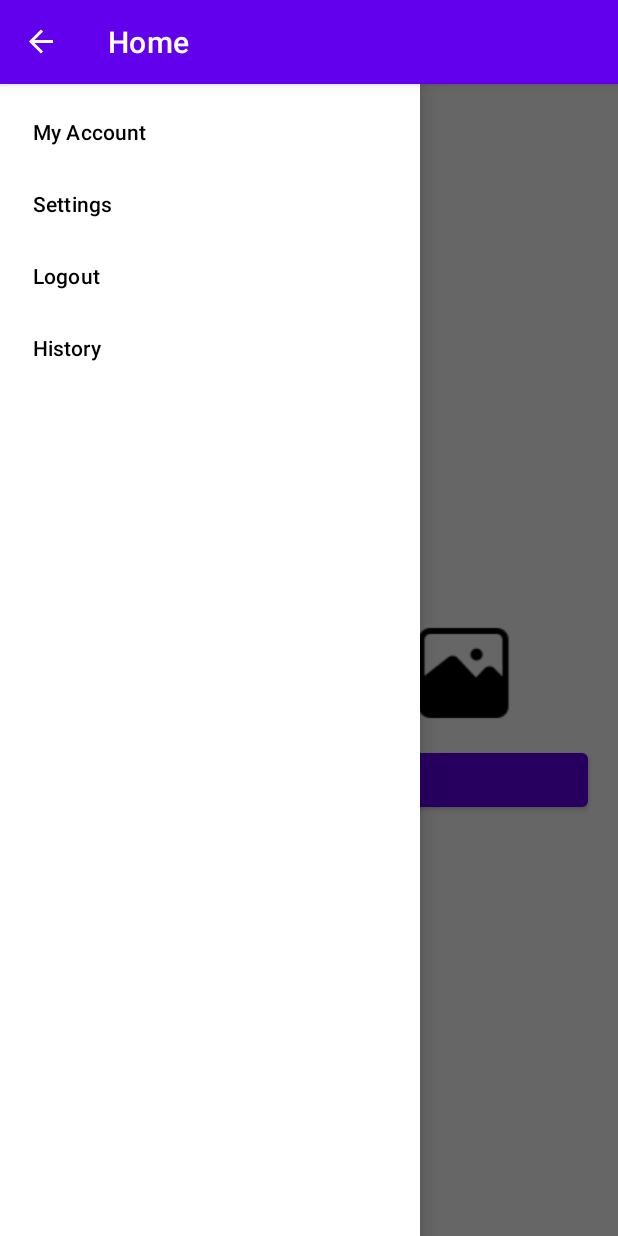
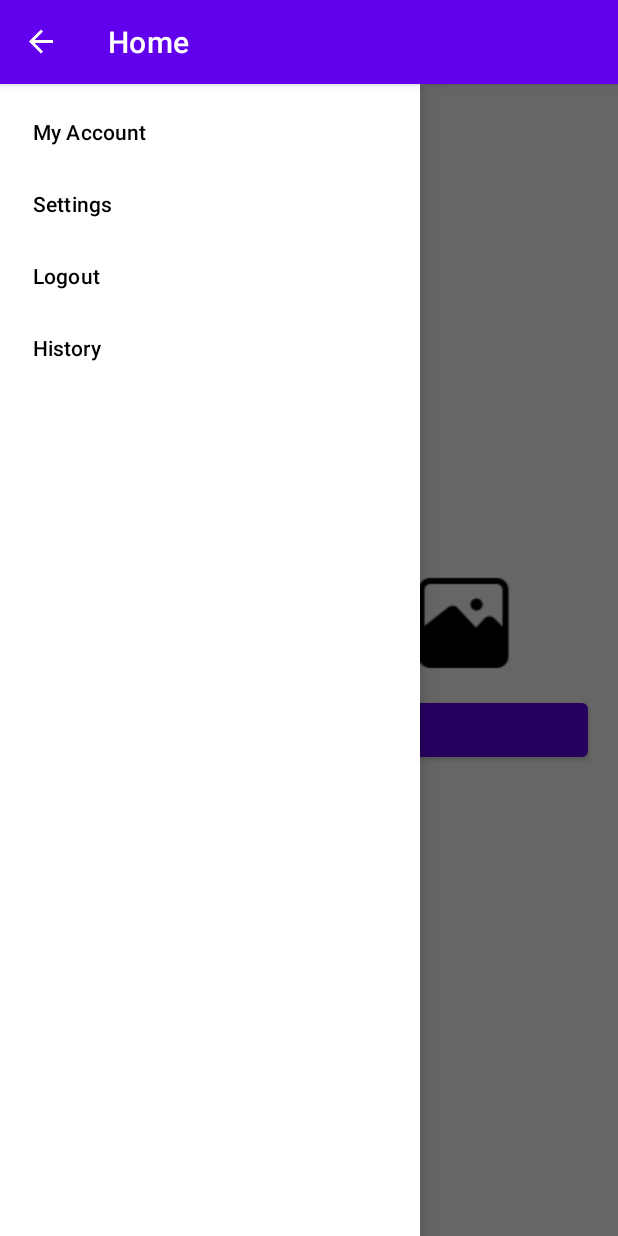
Before and after one commit to Ahmed-hussien90/Equation_Solver, an Android app: the screen it shows after launch (Home), with the side drawer open, on a phone screen of 412 x 824 dp. Run offline under Robolectric (Android 15) with nearby library versions, the phone set to English and light mode, and no system bars; libraries missing offline, so code that uses them is left out: com.googlecode.tesseract, com.theartofdev.edmodo; plain views replace CropImageView; 6 statements that could not run were skipped.

Commit message:
support android 10 or higher

```diff
--- a/app/src/main/java/com/example/equationsolver/Home.java
+++ b/app/src/main/java/com/example/equationsolver/Home.java
@@ -7,6 +7,7 @@ import android.content.Intent;
 import android.graphics.Bitmap;
 import android.graphics.BitmapFactory;
 import android.net.Uri;
+import android.os.Build;
 import android.os.Bundle;
 import android.os.Environment;
 import android.provider.MediaStore;
@@ -85,7 +86,17 @@ public class Home extends AppCompatActivity {
         baseAPI.setDebug(true);
         baseAPI.setPageSegMode(TessBaseAPI.PageSegMode.PSM_SINGLE_LINE);
 
-        File extDir = Environment.getExternalStorageDirectory();
+        File extDir ;
+
+        if (Build.VERSION.SDK_INT >= Build.VERSION_CODES.R)
+        {
+            extDir = Environment.getExternalStoragePublicDirectory(Environment.DIRECTORY_DOCUMENTS);
+        }
+        else
+        {
+            extDir = Environment.getExternalStorageDirectory();
+        }
+
         File appDir = new File(extDir, "TessOCR");
         if (!appDir.isDirectory())
             appDir.mkdir();
--- a/app/src/main/res/layout/activity_home.xml
+++ b/app/src/main/res/layout/activity_home.xml
@@ -16,7 +16,7 @@
         <com.theartofdev.edmodo.cropper.CropImageView
             android:id="@+id/cropImageView"
             android:layout_width="wrap_content"
-            android:layout_height="500px"
+            android:layout_height="300dp"
             android:layout_marginTop="12dp"
             android:layout_centerHorizontal="true"
             android:src="@mipmap/ic_launcher" />
```
Also changed, not shown: app/src/main/AndroidManifest.xml (+5 -2 lines).
